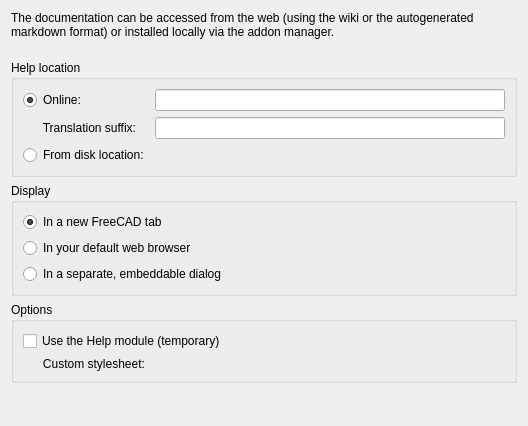
This is dlgPreferencesHelp.ui in FreeCAD/FreeCAD-Help as Qt 5 draws it before an edit. The edited form follows.
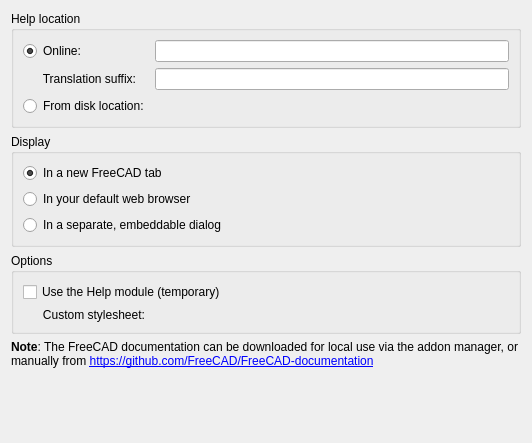
This is the edited form. Custom widgets are drawn as their Qt base class.

Commit message: Added label on pref dialog to inform about offline version

What changed in the file:
```diff
--- a/dlgPreferencesHelp.ui
+++ b/dlgPreferencesHelp.ui
@@ -6,40 +6,14 @@
    <rect>
     <x>0</x>
     <y>0</y>
-    <width>528</width>
-    <height>426</height>
+    <width>532</width>
+    <height>443</height>
    </rect>
   </property>
   <property name="windowTitle">
    <string>Help</string>
   </property>
   <layout class="QVBoxLayout" name="verticalLayout">
-   <item>
-    <widget class="QLabel" name="label_3">
-     <property name="text">
-      <string>The documentation can be accessed from the web (using the wiki or the autogenerated markdown format) or installed locally via the addon manager.</string>
-     </property>
-     <property name="wordWrap">
-      <bool>true</bool>
-     </property>
-    </widget>
-   </item>
-   <item>
-    <spacer name="verticalSpacer_2">
-     <property name="orientation">
-      <enum>Qt::Vertical</enum>
-     </property>
-     <property name="sizeType">
-      <enum>QSizePolicy::Fixed</enum>
-     </property>
-     <property name="sizeHint" stdset="0">
-      <size>
-       <width>20</width>
-       <height>15</height>
-      </size>
-     </property>
-    </spacer>
-   </item>
    <item>
     <widget class="QGroupBox" name="groupBox">
      <property name="title">
@@ -236,6 +210,19 @@
      </layout>
     </widget>
    </item>
+   <item>
+    <widget class="QLabel" name="label_3">
+     <property name="text">
+      <string>&lt;html&gt;&lt;head/&gt;&lt;body&gt;&lt;p&gt;&lt;span style=&quot; font-weight:600;&quot;&gt;Note&lt;/span&gt;: The FreeCAD documentation can be downloaded for local use via the addon manager, or manually from &lt;a href=&quot;https://github.com/FreeCAD/FreeCAD-documentation&quot;&gt;https://github.com/FreeCAD/FreeCAD-documentation&lt;/a&gt;&lt;/p&gt;&lt;/body&gt;&lt;/html&gt;</string>
+     </property>
+     <property name="wordWrap">
+      <bool>true</bool>
+     </property>
+     <property name="openExternalLinks">
+      <bool>true</bool>
+     </property>
+    </widget>
+   </item>
    <item>
     <spacer name="verticalSpacer">
      <property name="orientation">
```
